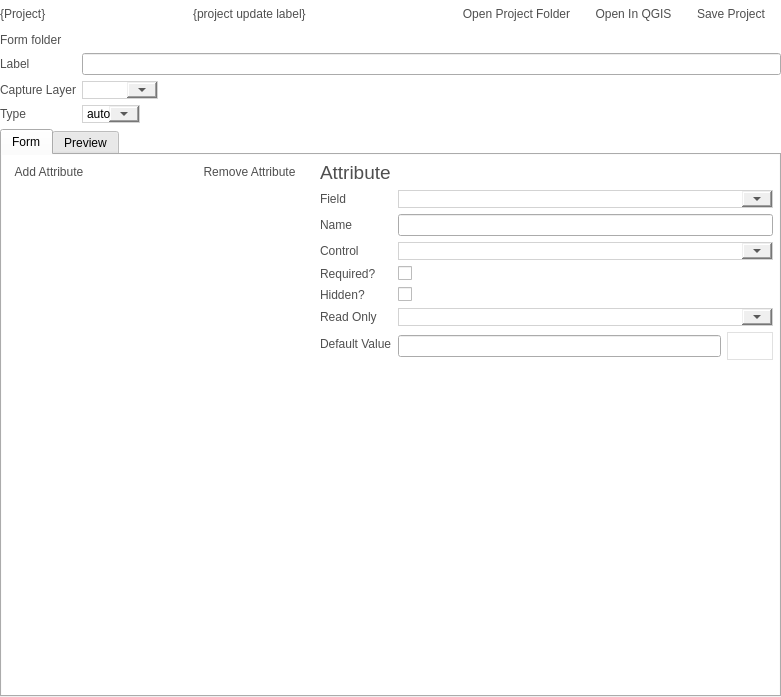
This is src/configmanager/ui/ui_projectwidget.ui in roam-qgis/Roam as Qt 5 draws it before an edit. The edited form follows.
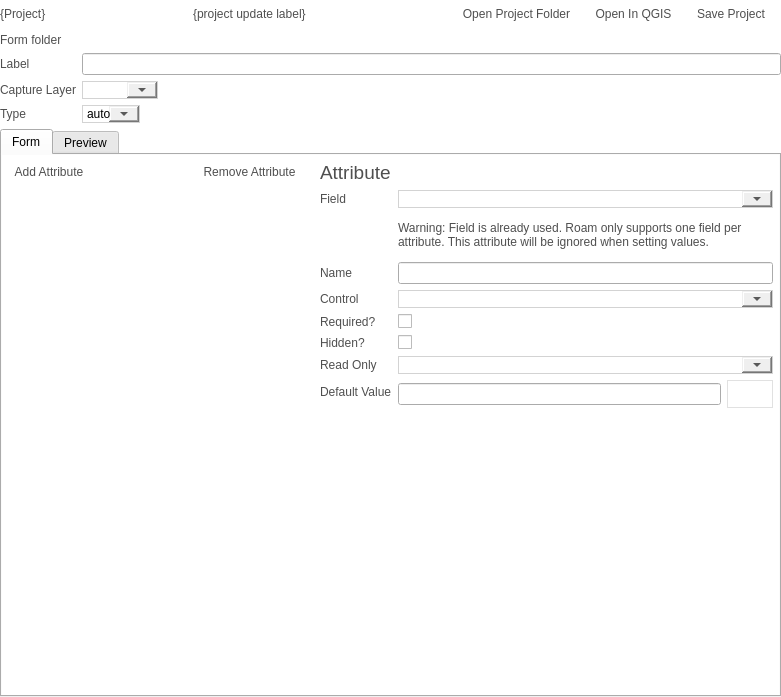
This is the edited form. Icons and pictures are not drawn. Custom widgets are drawn as their Qt base class.

Commit message: Add warning for binding the same field twice. Fix error in feature form binding (Fix #61)

```diff
--- a/src/configmanager/ui/ui_projectwidget.ui
+++ b/src/configmanager/ui/ui_projectwidget.ui
@@ -678,24 +678,24 @@
                    </property>
                   </widget>
                  </item>
-                 <item row="3" column="0">
+                 <item row="4" column="0">
                   <widget class="QLabel" name="label_11">
                    <property name="text">
                     <string>Name</string>
                    </property>
                   </widget>
                  </item>
-                 <item row="3" column="1">
+                 <item row="4" column="1">
                   <widget class="QLineEdit" name="nameText"/>
                  </item>
-                 <item row="5" column="0">
+                 <item row="6" column="0">
                   <widget class="QLabel" name="label_8">
                    <property name="text">
                     <string>Control</string>
                    </property>
                   </widget>
                  </item>
-                 <item row="5" column="1">
+                 <item row="6" column="1">
                   <widget class="QComboBox" name="widgetCombo">
                    <property name="sizePolicy">
                     <sizepolicy hsizetype="Expanding" vsizetype="Fixed">
@@ -705,7 +705,7 @@
                    </property>
                   </widget>
                  </item>
-                 <item row="6" column="0">
+                 <item row="7" column="0">
                   <widget class="QLabel" name="label_10">
                    <property name="toolTip">
                     <string>&lt;!DOCTYPE HTML PUBLIC &quot;-//W3C//DTD HTML 4.0//EN&quot; &quot;http://www.w3.org/TR/REC-html40/strict.dtd&quot;&gt;
@@ -730,14 +730,14 @@
                    </property>
                   </widget>
                  </item>
-                 <item row="6" column="1">
+                 <item row="7" column="1">
                   <widget class="QCheckBox" name="requiredCheck">
                    <property name="text">
                     <string/>
                    </property>
                   </widget>
                  </item>
-                 <item row="7" column="0">
+                 <item row="8" column="0">
                   <widget class="QLabel" name="label_12">
                    <property name="toolTip">
                     <string>&lt;!DOCTYPE HTML PUBLIC &quot;-//W3C//DTD HTML 4.0//EN&quot; &quot;http://www.w3.org/TR/REC-html40/strict.dtd&quot;&gt;
@@ -762,14 +762,14 @@
                    </property>
                   </widget>
                  </item>
-                 <item row="7" column="1">
+                 <item row="8" column="1">
                   <widget class="QCheckBox" name="hiddenCheck">
                    <property name="text">
                     <string/>
                    </property>
                   </widget>
                  </item>
-                 <item row="8" column="0">
+                 <item row="9" column="0">
                   <widget class="QLabel" name="label_13">
                    <property name="whatsThis">
                     <string>&lt;!DOCTYPE HTML PUBLIC &quot;-//W3C//DTD HTML 4.0//EN&quot; &quot;http://www.w3.org/TR/REC-html40/strict.dtd&quot;&gt;
@@ -785,7 +785,7 @@
                    </property>
                   </widget>
                  </item>
-                 <item row="8" column="1">
+                 <item row="9" column="1">
                   <widget class="QComboBox" name="readonlyCombo">
                    <property name="sizePolicy">
                     <sizepolicy hsizetype="Expanding" vsizetype="Fixed">
@@ -795,14 +795,14 @@
                    </property>
                   </widget>
                  </item>
-                 <item row="9" column="0">
+                 <item row="10" column="0">
                   <widget class="QLabel" name="label">
                    <property name="text">
                     <string>Default Value</string>
                    </property>
                   </widget>
                  </item>
-                 <item row="9" column="1">
+                 <item row="10" column="1">
                   <layout class="QHBoxLayout" name="horizontalLayout_7">
                    <item>
                     <widget class="QLineEdit" name="defaultvalueText"/>
@@ -826,7 +826,7 @@
                    </item>
                   </layout>
                  </item>
-                 <item row="12" column="0" colspan="2">
+                 <item row="13" column="0" colspan="2">
                   <widget class="QFrame" name="widgetFrame_2">
                    <property name="enabled">
                     <bool>true</bool>
@@ -865,6 +865,19 @@
                    </layout>
                   </widget>
                  </item>
+                 <item row="3" column="1">
+                  <widget class="QLabel" name="fieldwarninglabel">
+                   <property name="text">
+                    <string>Warning: Field is already used. Roam only supports one field per attribute. This attribute will be ignored when setting values.</string>
+                   </property>
+                   <property name="wordWrap">
+                    <bool>true</bool>
+                   </property>
+                   <property name="warning" stdset="0">
+                    <bool>true</bool>
+                   </property>
+                  </widget>
+                 </item>
                 </layout>
                </widget>
               </item>
```
Left out of the diff: 5 changed lines with no effect on the pictures. The commit also changes 2 other files.
